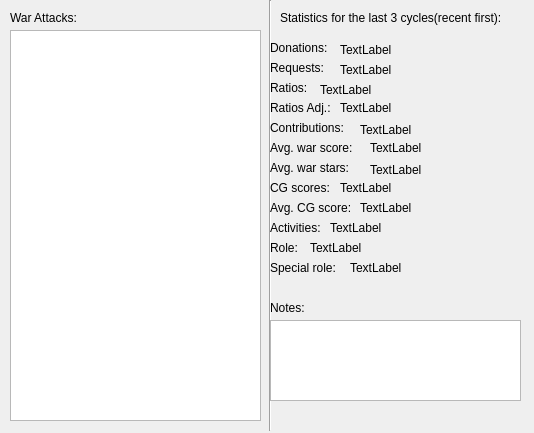
This is DetailWindow.ui in marian3525/ClanManager as Qt 5 draws it before an edit. The edited form follows.
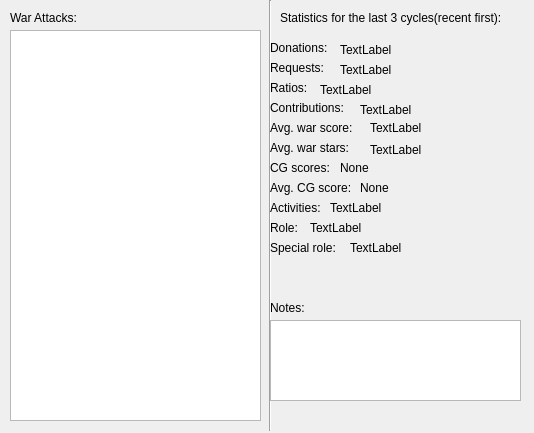
This is the edited form.

What changed in the file:
```diff
--- a/DetailWindow.ui
+++ b/DetailWindow.ui
@@ -106,30 +106,11 @@
     <string>Ratios:</string>
    </property>
   </widget>
-  <widget class="QLabel" name="ratioAdj">
-   <property name="geometry">
-    <rect>
-     <x>270</x>
-     <y>100</y>
-     <width>61</width>
-     <height>16</height>
-    </rect>
-   </property>
-   <property name="sizePolicy">
-    <sizepolicy hsizetype="Expanding" vsizetype="Preferred">
-     <horstretch>0</horstretch>
-     <verstretch>0</verstretch>
-    </sizepolicy>
-   </property>
-   <property name="text">
-    <string>Ratios Adj.:</string>
-   </property>
-  </widget>
   <widget class="QLabel" name="contribution">
    <property name="geometry">
     <rect>
      <x>270</x>
-     <y>120</y>
+     <y>100</y>
      <width>81</width>
      <height>16</height>
     </rect>
@@ -142,7 +123,7 @@
    <property name="geometry">
     <rect>
      <x>270</x>
-     <y>140</y>
+     <y>120</y>
      <width>91</width>
      <height>16</height>
     </rect>
@@ -155,7 +136,7 @@
    <property name="geometry">
     <rect>
      <x>270</x>
-     <y>160</y>
+     <y>140</y>
      <width>91</width>
      <height>16</height>
     </rect>
@@ -168,7 +149,7 @@
    <property name="geometry">
     <rect>
      <x>270</x>
-     <y>180</y>
+     <y>160</y>
      <width>61</width>
      <height>16</height>
     </rect>
@@ -181,7 +162,7 @@
    <property name="geometry">
     <rect>
      <x>270</x>
-     <y>200</y>
+     <y>180</y>
      <width>91</width>
      <height>16</height>
     </rect>
@@ -194,7 +175,7 @@
    <property name="geometry">
     <rect>
      <x>270</x>
-     <y>220</y>
+     <y>200</y>
      <width>55</width>
      <height>16</height>
     </rect>
@@ -207,7 +188,7 @@
    <property name="geometry">
     <rect>
      <x>270</x>
-     <y>240</y>
+     <y>220</y>
      <width>55</width>
      <height>16</height>
     </rect>
@@ -220,7 +201,7 @@
    <property name="geometry">
     <rect>
      <x>270</x>
-     <y>260</y>
+     <y>240</y>
      <width>71</width>
      <height>16</height>
     </rect>
@@ -281,24 +262,11 @@
     <string>TextLabel</string>
    </property>
   </widget>
-  <widget class="QLabel" name="ratiosAdjLabel">
-   <property name="geometry">
-    <rect>
-     <x>340</x>
-     <y>100</y>
-     <width>191</width>
-     <height>16</height>
-    </rect>
-   </property>
-   <property name="text">
-    <string>TextLabel</string>
-   </property>
-  </widget>
   <widget class="QLabel" name="contributionsLabel">
    <property name="geometry">
     <rect>
      <x>360</x>
-     <y>120</y>
+     <y>100</y>
      <width>171</width>
      <height>20</height>
     </rect>
@@ -311,7 +279,7 @@
    <property name="geometry">
     <rect>
      <x>370</x>
-     <y>140</y>
+     <y>120</y>
      <width>161</width>
      <height>16</height>
     </rect>
@@ -324,7 +292,7 @@
    <property name="geometry">
     <rect>
      <x>370</x>
-     <y>160</y>
+     <y>140</y>
      <width>161</width>
      <height>20</height>
     </rect>
@@ -337,33 +305,33 @@
    <property name="geometry">
     <rect>
      <x>340</x>
-     <y>180</y>
+     <y>160</y>
      <width>191</width>
      <height>16</height>
     </rect>
    </property>
    <property name="text">
-    <string>TextLabel</string>
+    <string>None</string>
    </property>
   </widget>
   <widget class="QLabel" name="avgCgScoreLabel">
    <property name="geometry">
     <rect>
      <x>360</x>
-     <y>200</y>
+     <y>180</y>
      <width>171</width>
      <height>16</height>
     </rect>
    </property>
    <property name="text">
-    <string>TextLabel</string>
+    <string>None</string>
    </property>
   </widget>
   <widget class="QLabel" name="activitiesLabel">
    <property name="geometry">
     <rect>
      <x>330</x>
-     <y>220</y>
+     <y>200</y>
      <width>201</width>
      <height>16</height>
     </rect>
@@ -376,7 +344,7 @@
    <property name="geometry">
     <rect>
      <x>310</x>
-     <y>240</y>
+     <y>220</y>
      <width>221</width>
      <height>16</height>
     </rect>
@@ -389,7 +357,7 @@
    <property name="geometry">
     <rect>
      <x>350</x>
-     <y>260</y>
+     <y>240</y>
      <width>181</width>
      <height>16</height>
     </rect>
```
